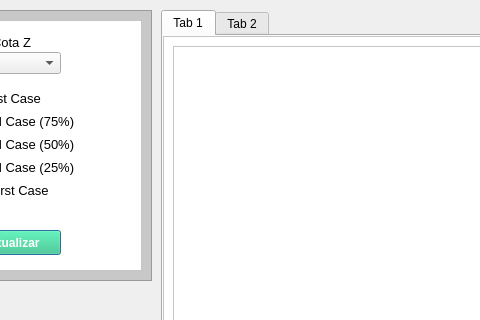
Before: the Qt Designer form ui/fp_window.ui in 21croz/Certidumbre-QT, drawn with Qt 5; both pictures show x 139 to 619 and y 0 to 320 of the 1000 by 600 pixel window.
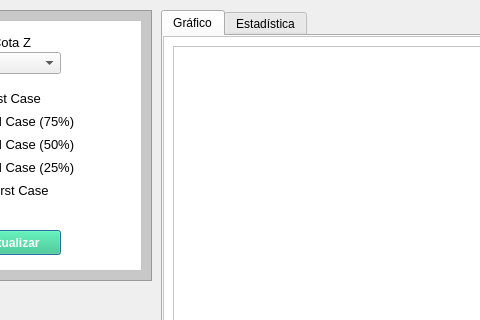
After: the same form once the commit is applied. The open tabs and pages were chosen to show the change.

Commit message: cambio en el nombre de las pestañas, ahora el nombre es "Gráfico" y "Estadística".

```diff
--- a/ui/fp_window.ui
+++ b/ui/fp_window.ui
@@ -379,7 +379,7 @@
    </property>
    <widget class="QWidget" name="tab">
     <attribute name="title">
-     <string>Tab 1</string>
+     <string>Gráfico</string>
     </attribute>
     <widget class="QFrame" name="frame_2">
      <property name="geometry">
@@ -422,7 +422,7 @@
    </widget>
    <widget class="QWidget" name="tab_2">
     <attribute name="title">
-     <string>Tab 2</string>
+     <string>Estadística</string>
     </attribute>
     <widget class="QFrame" name="frame_4">
      <property name="geometry">
```
Left out of the diff: 2 changed lines with no effect on the pictures.
